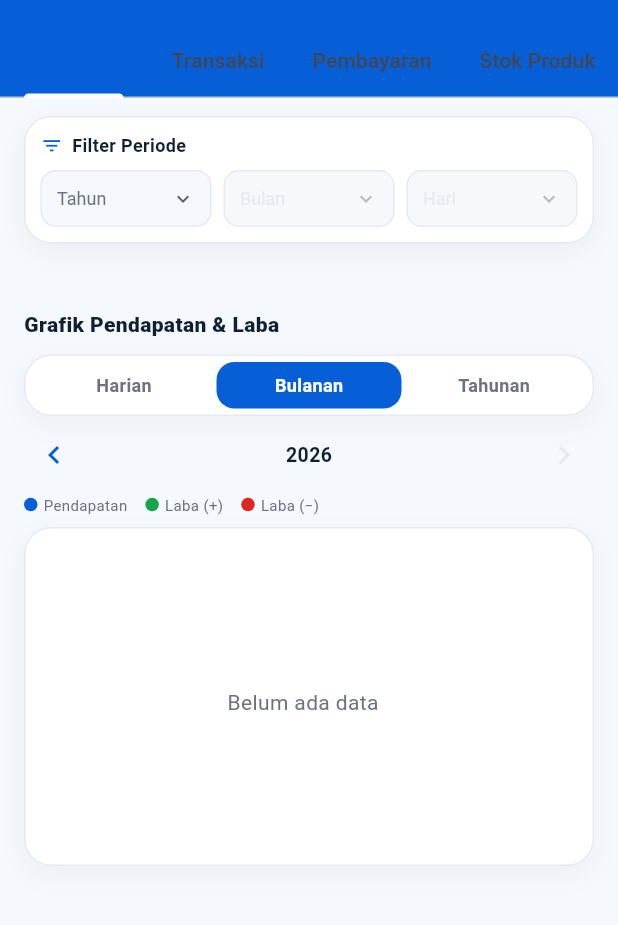
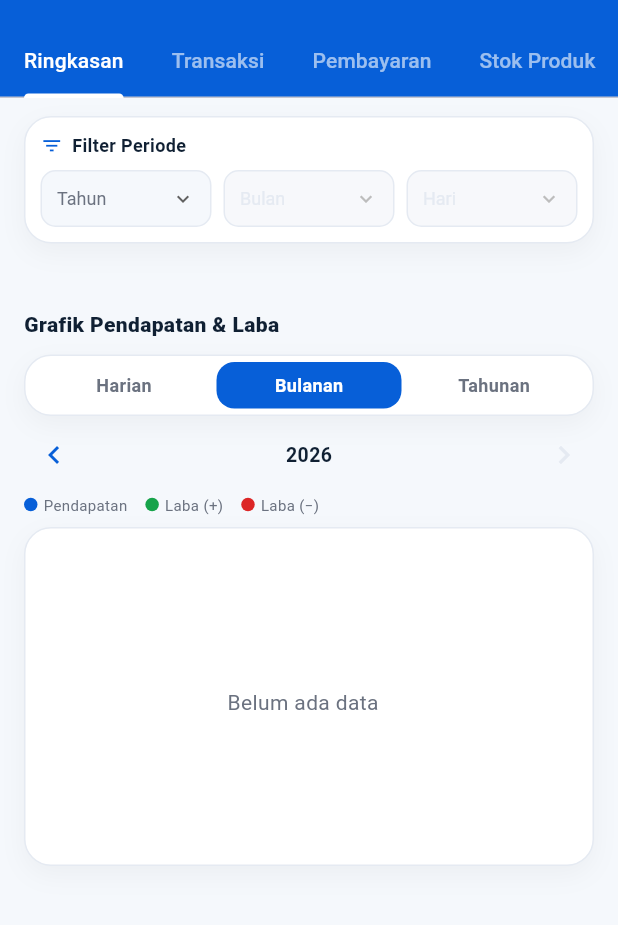
Before and after one commit to leovern123/bengkelku_app, a Flutter app: the ReportScreen screen opened by its route, on a phone screen of 412 x 824 dp, the part 58-983 px from its top. Run offline on Flutter 3.47's test engine with Material 3 defaults, Android fonts, the phone set to English and light mode, and no system bars; our stand-ins replace dio, fl_chart, shared_preferences; accounts and stored records are empty; network calls fail.

Commit message:
feat: add purchase price display in item list and improve report tab styling

```diff
--- a/lib/screens/report/report_screen.dart
+++ b/lib/screens/report/report_screen.dart
@@ -222,6 +222,9 @@ class _ReportScreenState extends State<ReportScreen>
           controller: _tab,
           isScrollable: true,
           tabAlignment: TabAlignment.start,
+          labelColor: Colors.white,
+          unselectedLabelColor: Colors.white60,
+          indicatorColor: Colors.white,
           tabs: const [
             Tab(text: 'Ringkasan'),
             Tab(text: 'Transaksi'),
```
Also changed, not shown: lib/screens/item/item_list_screen.dart (+11 -0 lines).
